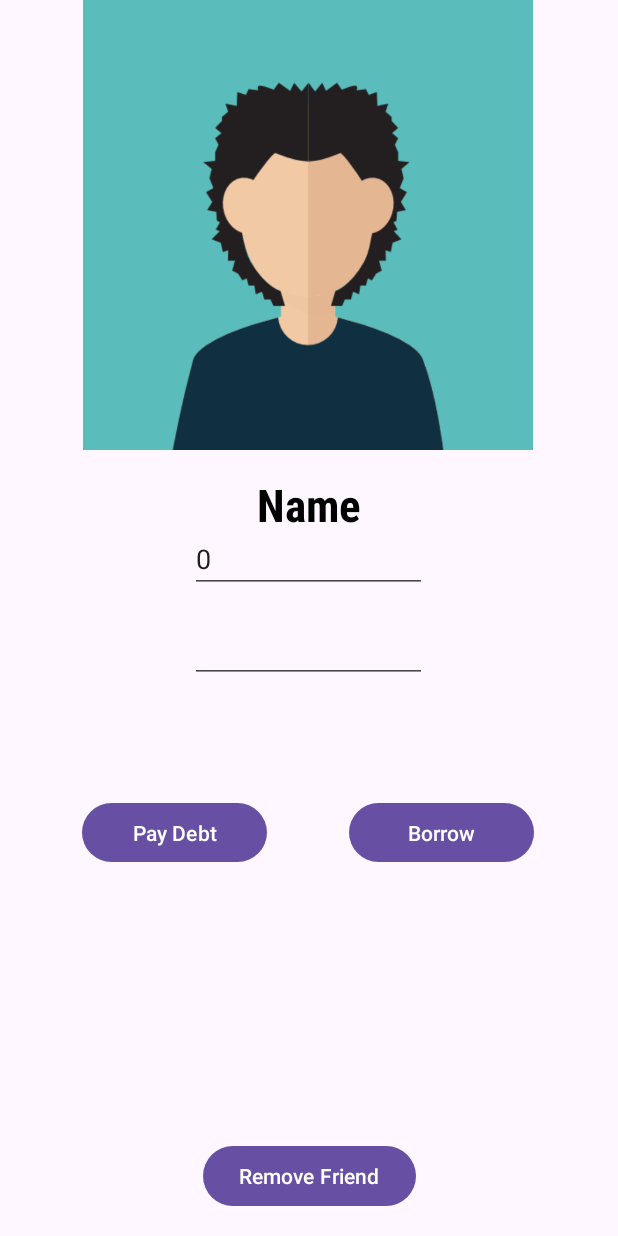
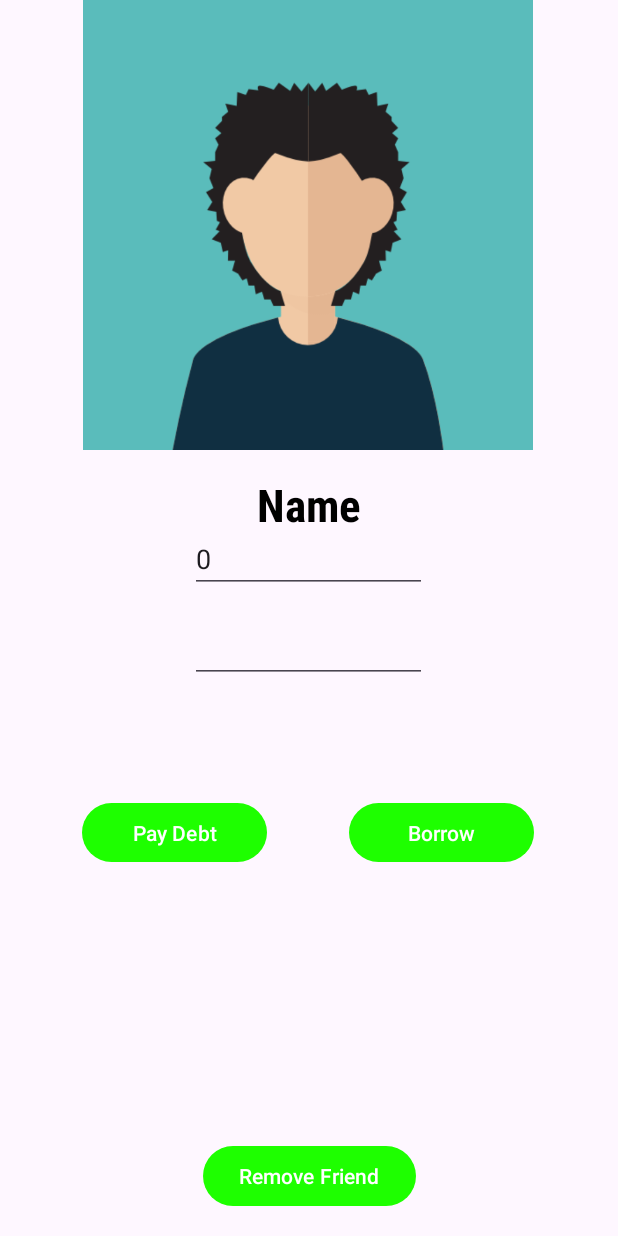
Before and after one commit to baranyelaldi/CS394, an Android app: the FriendFragment screen opened through its navigation route, on a phone screen of 412 x 824 dp. Run offline under Robolectric (Android 15) with nearby library versions, the phone set to English and light mode, and no system bars; our stand-ins replace Firebase (no records; nobody signed in at launch, a user with empty details on screens opened directly), data binding; pictures from the network do not load.

Commit message:
homepage added

```diff
--- a/app/src/main/java/com/example/debtmanager/loginFragment.kt
+++ b/app/src/main/java/com/example/debtmanager/HomeFragment.kt
@@ -1,14 +1,14 @@
 package com.example.debtmanager
 
 import android.os.Bundle
+import android.os.Handler
 import androidx.fragment.app.Fragment
 import android.view.LayoutInflater
 import android.view.View
 import android.view.ViewGroup
-import androidx.activity.OnBackPressedCallback
 import androidx.databinding.DataBindingUtil
 import androidx.navigation.findNavController
-import com.example.debtmanager.databinding.FragmentLoginBinding
+import com.example.debtmanager.databinding.FragmentHomeBinding
 
 // TODO: Rename parameter arguments, choose names that match
 // the fragment initialization parameters, e.g. ARG_ITEM_NUMBER
@@ -17,12 +17,12 @@ private const val ARG_PARAM2 = "param2"
 
 /**
  * A simple [Fragment] subclass.
- * Use the [loginFragment.newInstance] factory method to
+ * Use the [HomeFragment.newInstance] factory method to
  * create an instance of this fragment.
  */
-class loginFragment : Fragment(R.layout.fragment_login) {
+class HomeFragment : Fragment(R.layout.fragment_home) {
     // TODO: Rename and change types of parameters
-    private lateinit var binding: FragmentLoginBinding
+    private lateinit var binding: FragmentHomeBinding
 
     private var param1: String? = null
     private var param2: String? = null
@@ -39,18 +39,23 @@ class loginFragment : Fragment(R.layout.fragment_login) {
         inflater: LayoutInflater, container: ViewGroup?,
         savedInstanceState: Bundle?
     ): View? {
-        binding = DataBindingUtil.inflate(inflater, R.layout.fragment_login, container, false)
+        binding = DataBindingUtil.inflate(inflater, R.layout.fragment_home, container, false)
         return binding.root
     }
 
     override fun onViewCreated(view: View, savedInstanceState: Bundle?) {
         super.onViewCreated(view, savedInstanceState)
 
-        binding.logoURL = "https://i.ibb.co/n35BNTw/AAA.png";
+        binding.sloganURL = "https://i.ibb.co/7GtNmgR/text.png"
+        binding.logoURL = "https://i.ibb.co/thywcHf/logo.png"
 
-        binding.buttonLogin.setOnClickListener{
-            view.findNavController().navigate(R.id.action_loginFragment_to_recyclerViewFragment)
-        }
+        binding.logo.animate().translationY(374f).setDuration(2000).setStartDelay(0)
+        binding.slogan.animate().translationY(-374f).setDuration(2000).setStartDelay(0)
+
+        Handler().postDelayed({
+            view.findNavController()
+                .navigate(R.id.action_homeFragment_to_recyclerViewFragment)
+        }, 4000)
     }
 
     companion object {
@@ -65,7 +70,7 @@ class loginFragment : Fragment(R.layout.fragment_login) {
         // TODO: Rename and change types and number of parameters
         @JvmStatic
         fun newInstance(param1: String, param2: String) =
-            loginFragment().apply {
+            HomeFragment().apply {
                 arguments = Bundle().apply {
                     putString(ARG_PARAM1, param1)
                     putString(ARG_PARAM2, param2)
--- a/app/src/main/res/navigation/my_nav.xml
+++ b/app/src/main/res/navigation/my_nav.xml
@@ -3,15 +3,15 @@
     xmlns:app="http://schemas.android.com/apk/res-auto"
     xmlns:tools="http://schemas.android.com/tools"
     android:id="@+id/my_nav"
-    app:startDestination="@id/loginFragment">
+    app:startDestination="@id/homeFragment">
 
     <fragment
-        android:id="@+id/loginFragment"
-        android:name="com.example.debtmanager.loginFragment"
-        android:label="fragment_login"
-        tools:layout="@layout/fragment_login" >
+        android:id="@+id/homeFragment"
+        android:name="com.example.debtmanager.HomeFragment"
+        android:label="fragment_home"
+        tools:layout="@layout/fragment_home">
         <action
-            android:id="@+id/action_loginFragment_to_recyclerViewFragment"
+            android:id="@+id/action_homeFragment_to_recyclerViewFragment"
             app:destination="@id/recyclerViewFragment" />
     </fragment>
     <fragment
@@ -24,7 +24,7 @@
             app:destination="@id/friendFragment" />
         <action
             android:id="@+id/action_recyclerViewFragment_to_loginFragment"
-            app:destination="@id/loginFragment" />
+            app:destination="@id/homeFragment" />
         <action
             android:id="@+id/action_recyclerViewFragment_to_addFriendFragment"
             app:destination="@id/addFriendFragment" />
--- a/app/src/main/res/values/colors.xml
+++ b/app/src/main/res/values/colors.xml
@@ -5,7 +5,7 @@
     <color name="red">#ffff0000</color>
     <color name="blue">#ff0b005c</color>
     <color name="orange">#ffff8c00</color>
-    <color name="green">#00612F</color>
+    <color name="green">#1EFF00</color>
     <color name="pink">#FF379F</color>
     <color name="aqua">#ff00a2ff</color>
 </resources>
--- a/app/src/main/res/values/themes.xml
+++ b/app/src/main/res/values/themes.xml
@@ -3,6 +3,8 @@
     <style name="Base.Theme.DebtManager" parent="Theme.Material3.Light.NoActionBar">
         <!-- Customize your light theme here. -->
         <!-- <item name="colorPrimary">@color/my_light_primary</item> -->
+        <item name="colorPrimary">@color/green</item>
+        <item name="colorAccent">@color/black</item>
     </style>
 
     <style name="Theme.DebtManager" parent="Base.Theme.DebtManager" />
```
Also changed, not shown: app/src/main/java/com/example/debtmanager/RecyclerViewFragment.kt (+9 -6 lines), app/src/main/res/layout/fragment_home.xml (added, +46 -0 lines), app/src/main/res/layout/fragment_login.xml (deleted, +0 -64 lines), app/src/main/res/layout/fragment_recycler_view.xml (+24 -13 lines), app/src/main/res/layout/friend.xml (+15 -3 lines).
